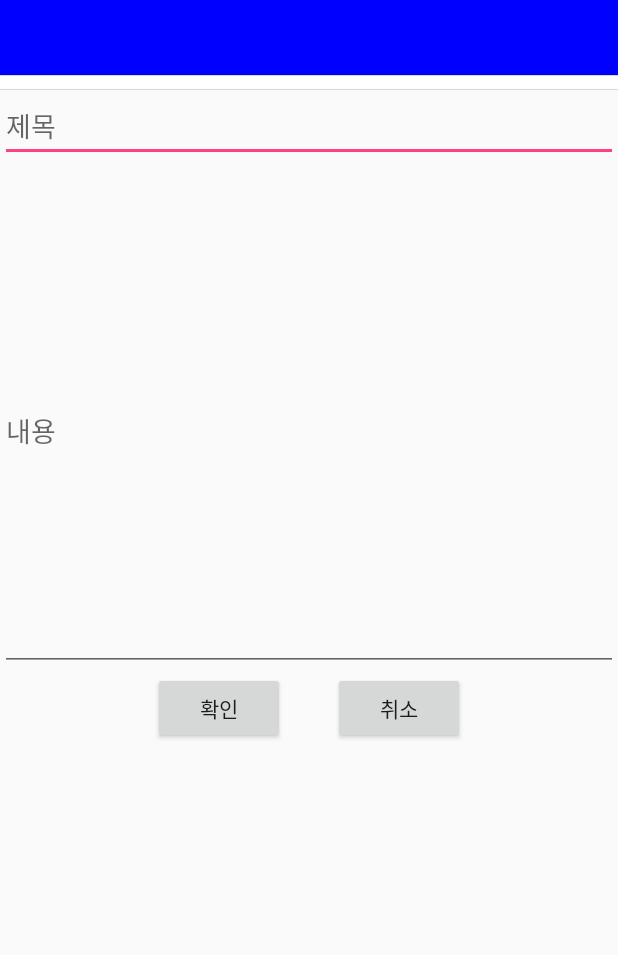
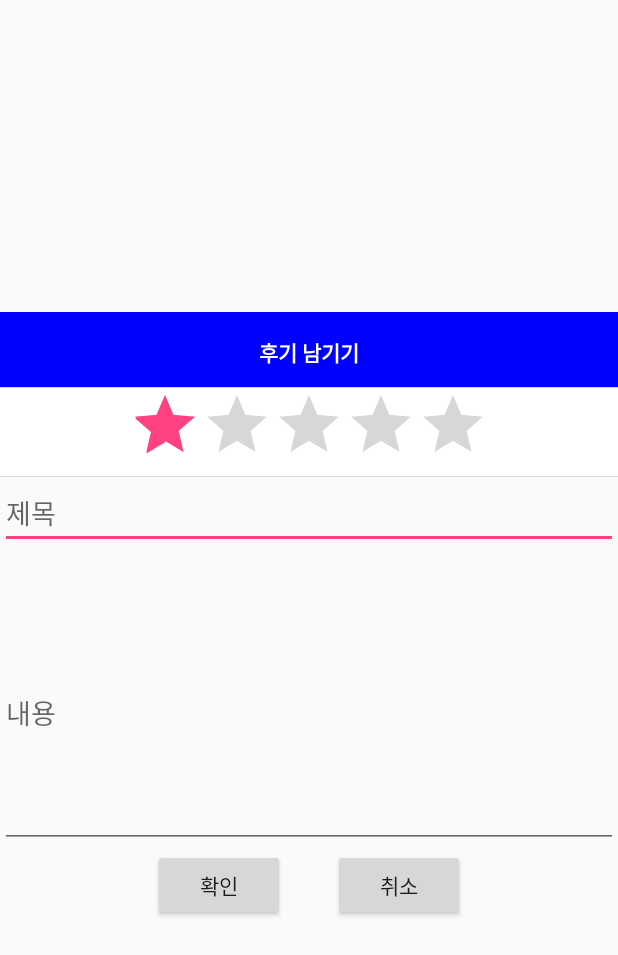
Before and after one commit to junbrother93/Seomuk, an Android app: the layout activity_popup_review.xml on its own in the app's theme, with its tools: preview values and no code run, on a phone screen of 412 x 824 dp. Shown: the top 955 px of the screen. Run offline under Robolectric (Android 15) with nearby library versions, the phone set to English and light mode, and no system bars; Roboto replaces fonts that are not available here.

Commit message:
리뷰쪽 팝업 / 레이팅 바

```diff
--- a/app/src/main/java/com/example/junhyeong/myapplication/Login/LoginActivity.java
+++ b/app/src/main/java/com/example/junhyeong/myapplication/Login/LoginActivity.java
@@ -122,7 +122,7 @@ public class LoginActivity extends Activity {
             num = GUserID.getGlobalUserID();
             intent.putExtra("mypage",num);
             startActivity(intent);
-            finish();
+
         }
     }
 
--- a/app/src/main/java/com/example/junhyeong/myapplication/Popup/PopupActivity_Login.java
+++ b/app/src/main/java/com/example/junhyeong/myapplication/Popup/PopupActivity_Login.java
@@ -9,7 +9,6 @@ import android.widget.Button;
 
 import com.example.junhyeong.myapplication.Login.LoginActivity;
 import com.example.junhyeong.myapplication.R;
-import com.example.junhyeong.myapplication.Select.Select_MenuActivity;
 
 /**
  * Created by yeonjin on 2017-10-06.
@@ -24,7 +23,7 @@ public class PopupActivity_Login extends Activity{
         requestWindowFeature(Window.FEATURE_NO_TITLE);
         setContentView(R.layout.activity_popup_login);
         login = new Intent(this, LoginActivity.class);
-        clear = new Intent(this, Select_MenuActivity.class);
+
         Yes = (Button)findViewById(R.id.pop_login);
         No = (Button)findViewById(R.id.pop_login_cancel);
 
@@ -33,7 +32,8 @@ public class PopupActivity_Login extends Activity{
             public void onClick(View v) {
                 //새로 생성하려는 액티비티와 동일한 액티비티가 스택에 있을경우
                 //동일한 액티비티 위의 모든 액티비티를 종료시키고 기존 액티비티를 새로 생성된 액티비티로 교체한다는 플래그
-                clear.addFlags(Intent.FLAG_ACTIVITY_CLEAR_TOP);
+                login.addFlags(Intent.FLAG_ACTIVITY_CLEAR_TOP);
+                login.addFlags(Intent.FLAG_ACTIVITY_CLEAR_TASK);
                 startActivity(login);
                 finish();
             }
--- a/app/src/main/java/com/example/junhyeong/myapplication/Review/Review_watch_Activity.java
+++ b/app/src/main/java/com/example/junhyeong/myapplication/Review/Review_watch_Activity.java
@@ -40,13 +40,9 @@ public class Review_watch_Activity extends Activity {
         index = intent.getIntExtra("review_index", 0);
         user_id = intent.getIntExtra("review_user_id", 0);
         Display display = ((WindowManager) getSystemService(Context.WINDOW_SERVICE)).getDefaultDisplay();
-
         int width = (int) (display.getWidth() * 1.0);
-
         int height = (int) (display.getHeight() * 0.8);
-
         getWindow().getAttributes().width = width;
-
         getWindow().getAttributes().height = height;
 
         ReviewTitle = (EditText) findViewById(R.id.ReviewTitle);
--- a/app/src/main/java/com/example/junhyeong/myapplication/Review/Review_write_Activity.java
+++ b/app/src/main/java/com/example/junhyeong/myapplication/Review/Review_write_Activity.java
@@ -40,14 +40,10 @@ public class Review_write_Activity extends Activity {
         requestWindowFeature(Window.FEATURE_NO_TITLE);
         setContentView(R.layout.activity_popup_review);
         Display display = ((WindowManager) getSystemService(Context.WINDOW_SERVICE)).getDefaultDisplay();
-
         int width = (int) (display.getWidth() * 1.0);
-
-        int height = (int) (display.getHeight() * 0.8);
 
         getWindow().getAttributes().width = width;
 
-        getWindow().getAttributes().height = height;
 
         ReviewTitle = (EditText) findViewById(R.id.ReviewTitle);
         ReviewBody = (EditText) findViewById(R.id.ReviewBody);
--- a/app/src/main/java/com/example/junhyeong/myapplication/Select/Select_MenuActivity.java
+++ b/app/src/main/java/com/example/junhyeong/myapplication/Select/Select_MenuActivity.java
@@ -103,8 +103,10 @@ public class Select_MenuActivity extends Activity implements View.OnClickListene
                 {
                     @Override
                     public void onClick(DialogInterface dialog, int which) {
-                        int pid = android.os.Process.myPid();
-                        android.os.Process.killProcess(pid);
+                        moveTaskToBack(true);
+                        finish();
+                        android.os.Process.killProcess(android.os.Process.myPid());
+
 
                     }
 
--- a/app/src/main/res/layout/activity_popup_review.xml
+++ b/app/src/main/res/layout/activity_popup_review.xml
@@ -1,23 +1,50 @@
 <?xml version="1.0" encoding="utf-8"?>
 <LinearLayout xmlns:android="http://schemas.android.com/apk/res/android"
     xmlns:app="http://schemas.android.com/apk/res-auto"
-    android:orientation="vertical" android:layout_width="match_parent"
-    android:layout_height="match_parent">
+    android:orientation="vertical"
+    android:layout_width="match_parent"
+    android:layout_height="wrap_content"
+    android:layout_gravity="center"
+
+    >
+
+<LinearLayout
+    android:layout_width="match_parent"
+    android:layout_height="wrap_content"
+    android:orientation="vertical"
+   >
 
     <FrameLayout
         android:layout_width="match_parent"
         android:layout_height="50dp"
         android:background="#0000ff">
 
+        <TextView
+            android:id="@+id/textView2"
+            android:layout_width="match_parent"
+            android:layout_height="match_parent"
+            android:paddingTop="16dp"
+            android:textColor="#ffffff"
+            android:textStyle="bold"
+            android:textAlignment="center"
+            android:text="후기 남기기" />
     </FrameLayout>
 
 
 
     <FrameLayout
         android:layout_width="match_parent"
-        android:layout_height="10dp"
+        android:layout_height="60dp"
         android:background="@drawable/border">
 
+        <RatingBar
+            android:id="@+id/ratingBar"
+            android:layout_width="wrap_content"
+            android:layout_height="wrap_content"
+            android:layout_gravity="center"
+            android:numStars="5"
+            android:rating="1"
+            android:stepSize="1"/>
     </FrameLayout>
 
     <LinearLayout
@@ -44,8 +71,7 @@
         <EditText
             android:id="@+id/ReviewBody"
             android:layout_width="match_parent"
-            android:layout_height="320dp"
-            android:layout_weight="1"
+            android:layout_height="180dp"
             android:ems="10"
             android:inputType="textPersonName"
             android:hint="내용" />
@@ -81,3 +107,5 @@
     </FrameLayout>
 
 </LinearLayout>
+
+</LinearLayout>
```
